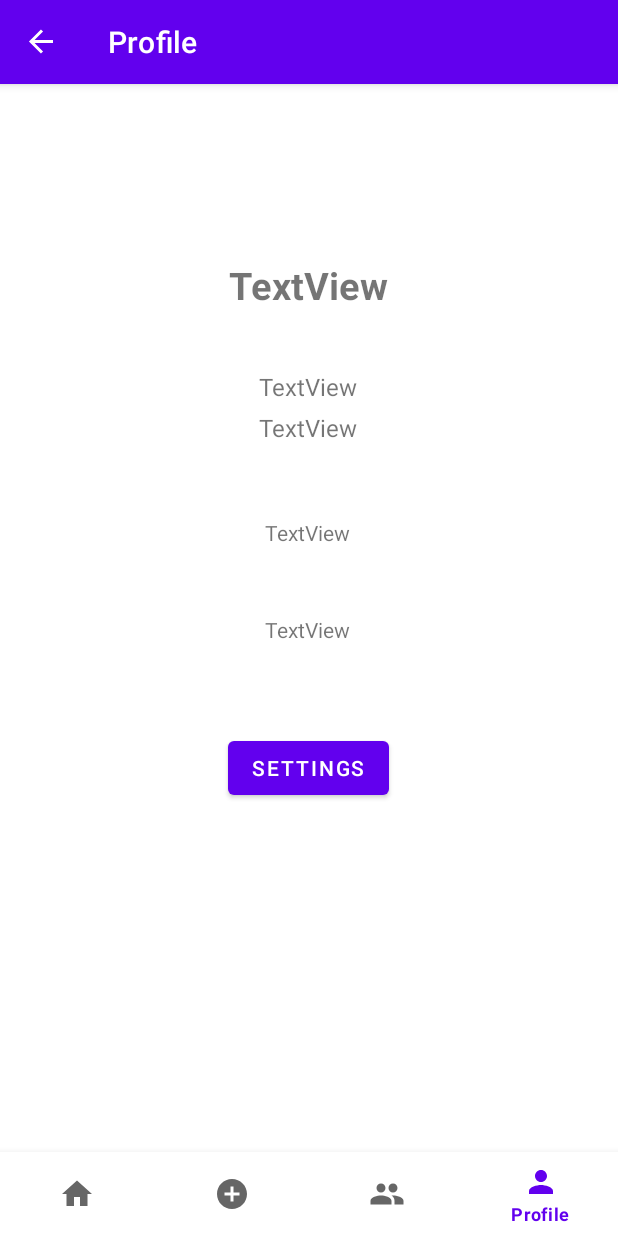
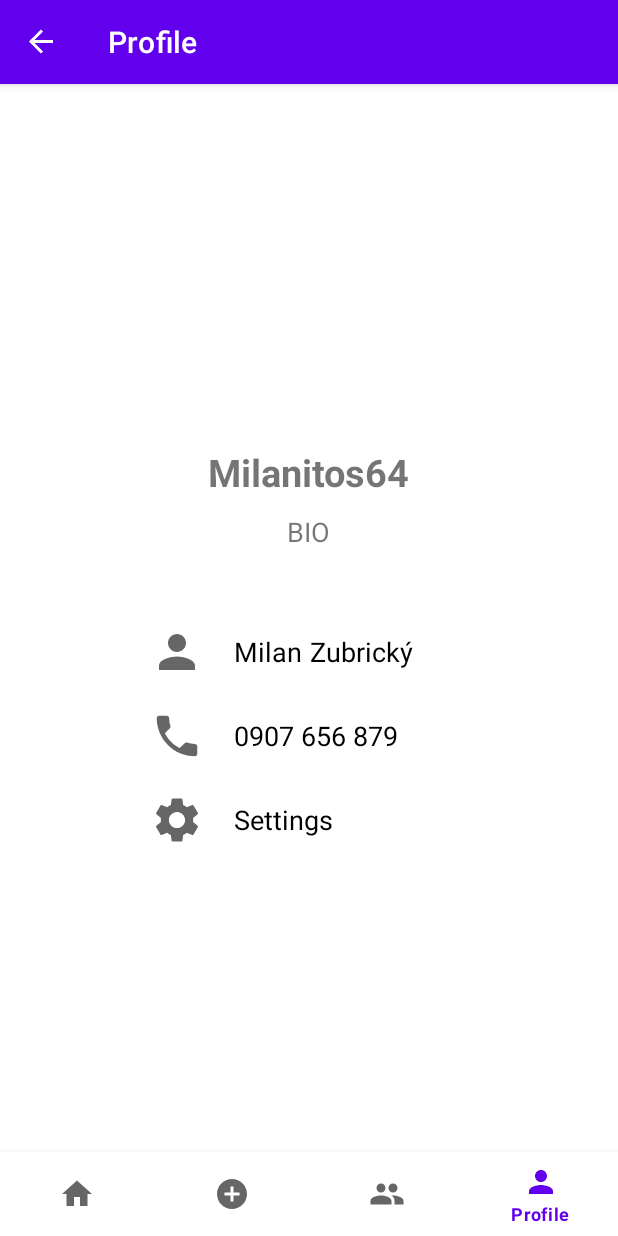
Before and after one commit to TomasBerezny/mtaaProjekt, an Android app: the ProfileFragment screen opened through its navigation route, on a phone screen of 412 x 824 dp. Run offline under Robolectric (Android 15) with nearby library versions, the phone set to English and light mode, and no system bars; our stand-ins replace CircleImageView, navigation-ui; pictures from the network do not load; 7 statements that could not run were skipped.

Commit message:
uprava recyclerView item a profil

```diff
--- a/android/app/build.gradle
+++ b/android/app/build.gradle
@@ -55,4 +55,6 @@ dependencies {
 
     implementation 'com.github.bumptech.glide:glide:4.13.0'
     annotationProcessor 'com.github.bumptech.glide:compiler:4.13.0'
+
+    implementation 'de.hdodenhof:circleimageview:3.1.0'
 }
--- a/android/app/src/main/res/drawable/ic_baseline_person_24.xml
+++ b/android/app/src/main/res/drawable/ic_baseline_person_24.xml
@@ -5,6 +5,6 @@
     android:viewportHeight="24"
     android:tint="?attr/colorControlNormal">
   <path
-      android:fillColor="@android:color/black"
+      android:fillColor="@android:color/white"
       android:pathData="M12,12c2.21,0 4,-1.79 4,-4s-1.79,-4 -4,-4 -4,1.79 -4,4 1.79,4 4,4zM12,14c-2.67,0 -8,1.34 -8,4v2h16v-2c0,-2.66 -5.33,-4 -8,-4z"/>
 </vector>
--- /dev/null
+++ b/android/app/src/main/res/drawable/ic_baseline_phone_24.xml
@@ -0,0 +1,10 @@
+<vector xmlns:android="http://schemas.android.com/apk/res/android"
+    android:width="24dp"
+    android:height="24dp"
+    android:viewportWidth="24"
+    android:viewportHeight="24"
+    android:tint="?attr/colorControlNormal">
+  <path
+      android:fillColor="@android:color/white"
+      android:pathData="M6.62,10.79c1.44,2.83 3.76,5.14 6.59,6.59l2.2,-2.2c0.27,-0.27 0.67,-0.36 1.02,-0.24 1.12,0.37 2.33,0.57 3.57,0.57 0.55,0 1,0.45 1,1V20c0,0.55 -0.45,1 -1,1 -9.39,0 -17,-7.61 -17,-17 0,-0.55 0.45,-1 1,-1h3.5c0.55,0 1,0.45 1,1 0,1.25 0.2,2.45 0.57,3.57 0.11,0.35 0.03,0.74 -0.25,1.02l-2.2,2.2z"/>
+</vector>
--- /dev/null
+++ b/android/app/src/main/res/drawable/ic_baseline_settings_24.xml
@@ -0,0 +1,10 @@
+<vector xmlns:android="http://schemas.android.com/apk/res/android"
+    android:width="24dp"
+    android:height="24dp"
+    android:viewportWidth="24"
+    android:viewportHeight="24"
+    android:tint="?attr/colorControlNormal">
+  <path
+      android:fillColor="@android:color/white"
+      android:pathData="M19.14,12.94c0.04,-0.3 0.06,-0.61 0.06,-0.94c0,-0.32 -0.02,-0.64 -0.07,-0.94l2.03,-1.58c0.18,-0.14 0.23,-0.41 0.12,-0.61l-1.92,-3.32c-0.12,-0.22 -0.37,-0.29 -0.59,-0.22l-2.39,0.96c-0.5,-0.38 -1.03,-0.7 -1.62,-0.94L14.4,2.81c-0.04,-0.24 -0.24,-0.41 -0.48,-0.41h-3.84c-0.24,0 -0.43,0.17 -0.47,0.41L9.25,5.35C8.66,5.59 8.12,5.92 7.63,6.29L5.24,5.33c-0.22,-0.08 -0.47,0 -0.59,0.22L2.74,8.87C2.62,9.08 2.66,9.34 2.86,9.48l2.03,1.58C4.84,11.36 4.8,11.69 4.8,12s0.02,0.64 0.07,0.94l-2.03,1.58c-0.18,0.14 -0.23,0.41 -0.12,0.61l1.92,3.32c0.12,0.22 0.37,0.29 0.59,0.22l2.39,-0.96c0.5,0.38 1.03,0.7 1.62,0.94l0.36,2.54c0.05,0.24 0.24,0.41 0.48,0.41h3.84c0.24,0 0.44,-0.17 0.47,-0.41l0.36,-2.54c0.59,-0.24 1.13,-0.56 1.62,-0.94l2.39,0.96c0.22,0.08 0.47,0 0.59,-0.22l1.92,-3.32c0.12,-0.22 0.07,-0.47 -0.12,-0.61L19.14,12.94zM12,15.6c-1.98,0 -3.6,-1.62 -3.6,-3.6s1.62,-3.6 3.6,-3.6s3.6,1.62 3.6,3.6S13.98,15.6 12,15.6z"/>
+</vector>
--- a/android/app/src/main/res/layout/fragment_profile.xml
+++ b/android/app/src/main/res/layout/fragment_profile.xml
@@ -1,100 +1,141 @@
 <?xml version="1.0" encoding="utf-8"?>
-<androidx.constraintlayout.widget.ConstraintLayout xmlns:android="http://schemas.android.com/apk/res/android"
+<RelativeLayout xmlns:android="http://schemas.android.com/apk/res/android"
     xmlns:app="http://schemas.android.com/apk/res-auto"
     xmlns:tools="http://schemas.android.com/tools"
     android:layout_width="match_parent"
     android:layout_height="match_parent"
     tools:context=".ui.profile.ProfileFragment">
 
-    <ImageView
+    <RelativeLayout
+        android:id="@+id/Layout1"
+        android:layout_width="match_parent"
+        android:layout_height="wrap_content">
+
+        <de.hdodenhof.circleimageview.CircleImageView
             android:id="@+id/imageView2"
-        android:layout_width="100dp"
-        android:layout_height="wrap_content"
-        app:layout_constraintBottom_toBottomOf="parent"
-        app:layout_constraintEnd_toEndOf="parent"
-        app:layout_constraintHorizontal_bias="0.498"
-        app:layout_constraintStart_toStartOf="parent"
-        app:layout_constraintTop_toTopOf="parent"
-        app:layout_constraintVertical_bias="0.041"
+            android:layout_width="120dp"
+            android:layout_height="120dp"
+            android:layout_centerHorizontal="true"
+            android:layout_marginTop="60dp"
             tools:src="@tools:sample/avatars" />
 
         <TextView
             android:id="@+id/tvProfileUsername"
             android:layout_width="wrap_content"
             android:layout_height="wrap_content"
-        android:text="TextView"
+            android:layout_below="@id/imageView2"
+            android:layout_centerHorizontal="true"
+            android:layout_marginTop="5dp"
+            android:text="Milanitos64"
             android:textSize="25sp"
-        android:textStyle="bold"
-        app:layout_constraintBottom_toBottomOf="parent"
-        app:layout_constraintEnd_toEndOf="parent"
-        app:layout_constraintStart_toStartOf="parent"
-        app:layout_constraintTop_toBottomOf="@+id/imageView2"
-        app:layout_constraintVertical_bias="0.048" />
+            android:textStyle="bold" />
+    </RelativeLayout>
+
+    <LinearLayout
+        android:id="@+id/layout2"
+        android:layout_width="match_parent"
+        android:layout_height="wrap_content"
+        android:layout_below="@id/layoutBio"
+        android:layout_centerHorizontal="true"
+        android:layout_marginTop="50dp"
+        android:orientation="horizontal">
+
+        <ImageView
+            android:layout_width="36dp"
+            android:layout_height="36dp"
+            android:layout_marginLeft="100dp"
+            android:src="@drawable/ic_baseline_person_24" />
 
         <TextView
             android:id="@+id/tvProfileFirstName"
             android:layout_width="wrap_content"
             android:layout_height="wrap_content"
-        android:layout_marginTop="39dp"
-        android:text="TextView"
-        android:textSize="16sp"
-        app:layout_constraintBottom_toBottomOf="parent"
-        app:layout_constraintEnd_toEndOf="parent"
-        app:layout_constraintHorizontal_bias="0.498"
-        app:layout_constraintStart_toStartOf="parent"
-        app:layout_constraintTop_toBottomOf="@+id/tvProfileUsername"
-        app:layout_constraintVertical_bias="0.0" />
+            android:layout_marginLeft="20dp"
+            android:layout_marginTop="5dp"
+            android:text="Milan"
+            android:textColor="#000"
+            android:textSize="18sp" />
 
         <TextView
             android:id="@+id/tvProfileLastName"
             android:layout_width="wrap_content"
             android:layout_height="wrap_content"
+            android:layout_marginLeft="5dp"
             android:layout_marginTop="5dp"
-        android:text="TextView"
-        android:textSize="16sp"
-        app:layout_constraintBottom_toBottomOf="parent"
-        app:layout_constraintEnd_toEndOf="parent"
-        app:layout_constraintHorizontal_bias="0.498"
-        app:layout_constraintStart_toStartOf="parent"
-        app:layout_constraintTop_toBottomOf="@+id/tvProfileFirstName"
-        app:layout_constraintVertical_bias="0.0" />
+            android:layout_toEndOf="@id/tvProfileFirstName"
+            android:text="Zubrický"
+            android:textColor="#000"
+            android:textSize="18sp" />
+    </LinearLayout>
+
+    <LinearLayout
+        android:id="@+id/layout3"
+        android:layout_width="match_parent"
+        android:layout_height="wrap_content"
+        android:layout_below="@id/layout2"
+        android:layout_centerHorizontal="true"
+        android:layout_marginTop="20dp"
+        android:orientation="horizontal">
+
+        <ImageView
+            android:layout_width="36dp"
+            android:layout_height="36dp"
+            android:layout_marginLeft="100dp"
+            android:src="@drawable/ic_baseline_phone_24" />
 
         <TextView
             android:id="@+id/tvProfilePhoneNumber"
             android:layout_width="wrap_content"
             android:layout_height="wrap_content"
-        android:layout_marginTop="49dp"
-        android:text="TextView"
-        app:layout_constraintBottom_toBottomOf="parent"
-        app:layout_constraintEnd_toEndOf="parent"
-        app:layout_constraintHorizontal_bias="0.498"
-        app:layout_constraintStart_toStartOf="parent"
-        app:layout_constraintTop_toBottomOf="@+id/tvProfileLastName"
-        app:layout_constraintVertical_bias="0.0" />
+            android:layout_marginLeft="20dp"
+            android:layout_marginTop="5dp"
+            android:text="0907 656 879"
+            android:textColor="#000"
+            android:textSize="18sp" />
+    </LinearLayout>
+
+    <LinearLayout
+        android:id="@+id/layoutBio"
+        android:layout_width="wrap_content"
+        android:layout_height="wrap_content"
+        android:layout_below="@id/Layout1"
+        android:layout_marginTop="10dp"
+        android:orientation="horizontal"
+        android:layout_centerHorizontal="true">
 
         <TextView
             android:id="@+id/tvProfileBio"
             android:layout_width="wrap_content"
             android:layout_height="wrap_content"
-        android:layout_marginTop="45dp"
-        android:text="TextView"
-        app:layout_constraintBottom_toBottomOf="parent"
-        app:layout_constraintEnd_toEndOf="parent"
-        app:layout_constraintHorizontal_bias="0.498"
-        app:layout_constraintStart_toStartOf="parent"
-        app:layout_constraintTop_toBottomOf="@+id/tvProfilePhoneNumber"
-        app:layout_constraintVertical_bias="0.0" />
+            android:textSize="18sp"
+            android:text="BIO"
+            />
 
-    <Button
+    </LinearLayout>
+
+    <LinearLayout
         android:id="@+id/btnProfileSettings"
+        android:layout_width="match_parent"
+        android:layout_height="wrap_content"
+        android:layout_below="@id/layout3"
+        android:layout_centerHorizontal="true"
+        android:layout_marginTop="20dp"
+        android:orientation="horizontal">
+
+        <ImageView
+            android:layout_width="36dp"
+            android:layout_height="36dp"
+            android:layout_marginLeft="100dp"
+            android:src="@drawable/ic_baseline_settings_24" />
+
+        <TextView
             android:layout_width="wrap_content"
             android:layout_height="wrap_content"
-        android:layout_marginTop="30dp"
+            android:layout_marginLeft="20dp"
+            android:layout_marginTop="5dp"
             android:text="Settings"
-        app:layout_constraintBottom_toBottomOf="parent"
-        app:layout_constraintEnd_toEndOf="parent"
-        app:layout_constraintHorizontal_bias="0.498"
-        app:layout_constraintStart_toStartOf="parent"
-        app:layout_constraintTop_toBottomOf="@+id/tvProfileBio"
-        app:layout_constraintVertical_bias="0.09" />
-</androidx.constraintlayout.widget.ConstraintLayout>
+            android:textColor="#000"
+            android:textSize="18sp" />
+    </LinearLayout>
+
+</RelativeLayout>
--- a/android/app/src/main/res/layout/view_item.xml
+++ b/android/app/src/main/res/layout/view_item.xml
@@ -5,63 +5,59 @@
     android:layout_width="match_parent"
     android:layout_height="wrap_content">
 
-    <ImageView
+    <de.hdodenhof.circleimageview.CircleImageView
         android:id="@+id/ivProfilePic"
-        android:layout_width="51dp"
-        android:layout_height="47dp"
-        android:layout_marginStart="5dp"
+        android:layout_width="65dp"
+        android:layout_height="65dp"
+        android:layout_marginStart="16dp"
         android:layout_marginTop="5dp"
         app:layout_constraintBottom_toBottomOf="parent"
         app:layout_constraintStart_toStartOf="parent"
         app:layout_constraintTop_toTopOf="parent"
-        app:layout_constraintVertical_bias="0.0"
+        app:layout_constraintVertical_bias="0.188"
+        android:src="@drawable/profilepic"
         tools:srcCompat="@tools:sample/avatars" />
 
     <TextView
         android:id="@+id/tvUsername"
         android:layout_width="wrap_content"
         android:layout_height="wrap_content"
-        android:layout_marginTop="16dp"
+        android:layout_marginStart="16dp"
+        android:layout_marginTop="80dp"
         android:text="TextView"
         android:textSize="16sp"
-        app:layout_constraintEnd_toEndOf="parent"
-        app:layout_constraintHorizontal_bias="0.051"
-        app:layout_constraintStart_toEndOf="@+id/ivProfilePic"
+        app:layout_constraintStart_toStartOf="parent"
         app:layout_constraintTop_toTopOf="parent" />
 
     <TextView
         android:id="@+id/textView2"
         android:layout_width="wrap_content"
         android:layout_height="wrap_content"
-        android:layout_marginTop="20dp"
+        android:layout_marginStart="20dp"
+        android:layout_marginTop="16dp"
         android:text="Hľadá na aktivitu"
         android:textSize="12sp"
-        app:layout_constraintEnd_toEndOf="parent"
-        app:layout_constraintHorizontal_bias="0.221"
-        app:layout_constraintStart_toStartOf="parent"
-        app:layout_constraintTop_toBottomOf="@+id/tvUsername" />
+        app:layout_constraintStart_toEndOf="@+id/ivProfilePic"
+        app:layout_constraintTop_toTopOf="parent" />
 
     <TextView
         android:id="@+id/tvActivityName"
         android:layout_width="wrap_content"
         android:layout_height="wrap_content"
-        android:layout_marginTop="8dp"
+        android:layout_marginStart="20dp"
+        android:layout_marginTop="40dp"
         android:text="TextView"
+        android:textStyle="bold"
         android:textSize="20sp"
-        app:layout_constraintEnd_toEndOf="parent"
-        app:layout_constraintHorizontal_bias="0.288"
-        app:layout_constraintStart_toStartOf="parent"
-        app:layout_constraintTop_toBottomOf="@+id/textView2" />
+        app:layout_constraintStart_toEndOf="@+id/ivProfilePic"
+        app:layout_constraintTop_toTopOf="parent" />
 
     <TextView
         android:id="@+id/tvDescription"
         android:layout_width="wrap_content"
         android:layout_height="wrap_content"
-        android:layout_marginTop="8dp"
         android:text="TextView"
         android:textSize="12sp"
-        app:layout_constraintEnd_toEndOf="parent"
-        app:layout_constraintHorizontal_bias="0.196"
-        app:layout_constraintStart_toStartOf="parent"
-        app:layout_constraintTop_toBottomOf="@+id/tvActivityName" />
+        tools:layout_editor_absoluteX="293dp"
+        tools:layout_editor_absoluteY="43dp" />
 </androidx.constraintlayout.widget.ConstraintLayout>
```
Also changed, not shown: android/app/src/main/res/drawable/profilepic.jpg (added). Lines whose indentation alone changed are shown as unchanged.
